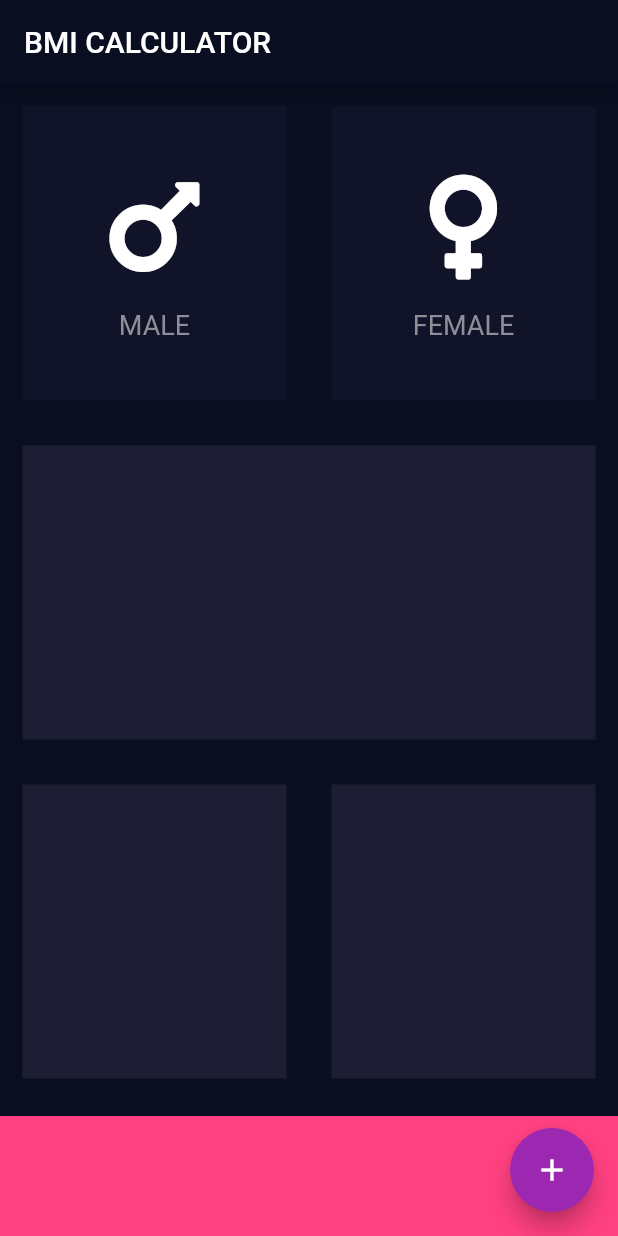
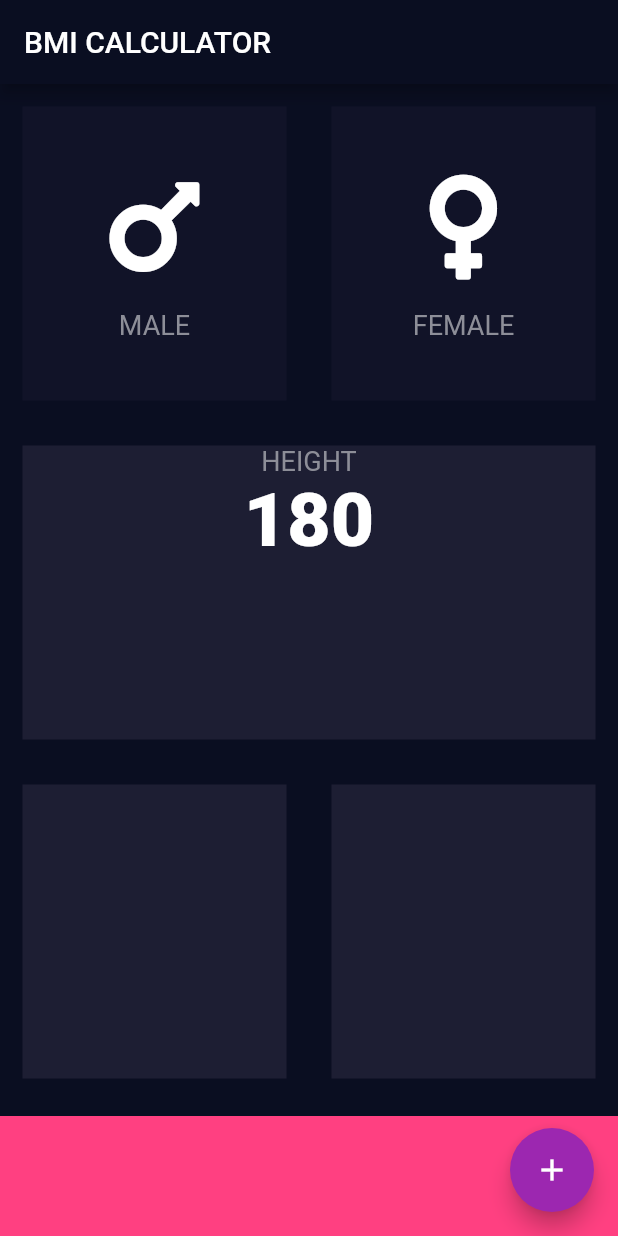
Before and after one commit to Akito-n/BMI_Calculator_flutter, a Flutter app: the screen it shows after launch, on a phone screen of 412 x 824 dp. Run offline on Flutter 3.47's test engine with Material 2 defaults, Android fonts, the phone set to English and light mode, and no system bars; our stand-ins replace font_awesome_flutter.

Commit message:
constantに分離する

```diff
--- a/lib/Components/icon_content.dart
+++ b/lib/components/icon_content.dart
@@ -1,9 +1,5 @@
 import 'package:flutter/material.dart';
-
-const iconSize = 80.0;
-const boxHeight = 15.0;
-const fontSize = 18.0;
-const textColor = Color(0xFF8D8E98);
+import 'package:flutter_bmi_clulc/utility/constant.dart';
 
 class IconContent extends StatelessWidget {
   IconContent({Key key, this.icon, this.text}) : super(key: key);
@@ -18,16 +14,10 @@ class IconContent extends StatelessWidget {
       children: [
         Icon(
           icon,
-          size: iconSize,
+          size: kIconSize,
         ),
-        SizedBox(height: boxHeight),
-        Text(
-          text,
-          style: TextStyle(
-            fontSize: fontSize,
-            color: textColor,
-          ),
-        ),
+        SizedBox(height: kBoxHeight),
+        Text(text, style: kLabelTextStyle),
       ],
     );
   }
--- a/lib/pages/input_page.dart
+++ b/lib/pages/input_page.dart
@@ -1,11 +1,8 @@
 import 'package:flutter/material.dart';
 import 'package:flutter_bmi_clulc/Components/icon_content.dart';
 import 'package:flutter_bmi_clulc/Components/reusable_card.dart';
+import 'package:flutter_bmi_clulc/utility/constant.dart';
 import 'package:font_awesome_flutter/font_awesome_flutter.dart';
-
-const activeBoxColor = Color(0xFF1D1E33);
-const inactiveBoxColor = Color(0xFF111328);
-const defaultHeight = 80.0;
 
 enum GenderType { male, female }
 
@@ -24,6 +21,7 @@ class _InputPageState extends State<InputPage> {
         title: Text('BMI CALCULATOR'),
       ),
       body: Column(
+        crossAxisAlignment: CrossAxisAlignment.stretch,
         children: [
           Expanded(
             child: Row(
@@ -38,8 +36,8 @@ class _InputPageState extends State<InputPage> {
                       );
                     },
                     boxColor: selectedGender == GenderType.male
-                        ? activeBoxColor
-                        : inactiveBoxColor,
+                        ? kActiveBoxColor
+                        : kInactiveBoxColor,
                     childWidget: IconContent(
                       icon: FontAwesomeIcons.mars,
                       text: 'MALE',
@@ -54,12 +52,10 @@ class _InputPageState extends State<InputPage> {
                       });
                     },
                     boxColor: selectedGender == GenderType.female
-                        ? activeBoxColor
-                        : inactiveBoxColor,
+                        ? kActiveBoxColor
+                        : kInactiveBoxColor,
                     childWidget: IconContent(
-                      icon: FontAwesomeIcons.venus,
-                      text: 'FEMALE',
-                    ),
+                        icon: FontAwesomeIcons.venus, text: 'FEMALE'),
                   ),
                 ),
               ],
@@ -67,7 +63,24 @@ class _InputPageState extends State<InputPage> {
           ),
           Expanded(
             child: ReusableCard(
-              boxColor: activeBoxColor,
+              boxColor: kActiveBoxColor,
+              childWidget: Column(
+                children: [
+                  Text(
+                    'HEIGHT',
+                    style: kLabelTextStyle,
+                  ),
+                  Row(
+                    mainAxisAlignment: MainAxisAlignment.center,
+                    children: [
+                      Text(
+                        '180',
+                        style: kNumberTextStyle,
+                      )
+                    ],
+                  )
+                ],
+              ),
             ),
           ),
           Expanded(
@@ -75,19 +88,19 @@ class _InputPageState extends State<InputPage> {
               children: [
                 Expanded(
                   child: ReusableCard(
-                    boxColor: activeBoxColor,
+                    boxColor: kActiveBoxColor,
                   ),
                 ),
                 Expanded(
                   child: ReusableCard(
-                    boxColor: activeBoxColor,
+                    boxColor: kActiveBoxColor,
                   ),
                 ),
               ],
             ),
           ),
           Container(
-            height: defaultHeight,
+            height: kBottomHeight,
             margin: EdgeInsets.only(top: 10.0),
             color: Colors.pinkAccent,
           )
--- /dev/null
+++ b/lib/utility/constant.dart
@@ -0,0 +1,11 @@
+import 'package:flutter/material.dart';
+
+const kActiveBoxColor = Color(0xFF1D1E33);
+const kInactiveBoxColor = Color(0xFF111328);
+const kBottomHeight = 80.0;
+const kIconSize = 80.0;
+const kBoxHeight = 15.0;
+const kFontSize = 18.0;
+const kTextColor = Color(0xFF8D8E98);
+const kLabelTextStyle = TextStyle(fontSize: 18.0, color: Color(0xFF8D8E98));
+const kNumberTextStyle = TextStyle(fontSize: 50.0, fontWeight: FontWeight.w900);
```
Also changed, not shown: lib/components/reusable_card.dart (renamed from lib/Components/reusable_card.dart).
